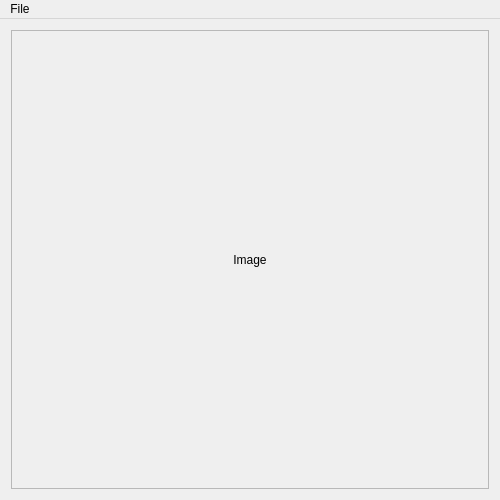
This is mainwindow.ui in ZhurinSergei/Pyramid as Qt 5 draws it before an edit. The edited form follows.
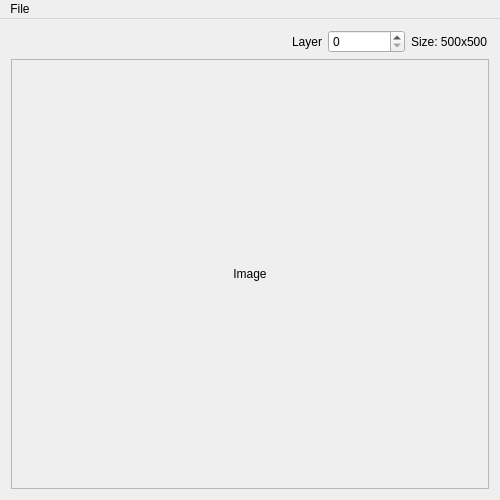
This is the edited form.

Commit message: Wrote a pyramid of images and switching between its layers

What changed in the file:
```diff
--- a/mainwindow.ui
+++ b/mainwindow.ui
@@ -38,8 +38,35 @@
    <string>Pyramid</string>
   </property>
   <widget class="QWidget" name="centralWidget">
-   <layout class="QGridLayout" name="gridLayout">
+   <layout class="QGridLayout" name="gridLayout" columnstretch="4,1,1">
+    <item row="0" column="1">
+     <widget class="QSpinBox" name="spinBox_Layer">
+      <property name="maximum">
+       <number>10</number>
+      </property>
+     </widget>
+    </item>
     <item row="0" column="0">
+     <widget class="QLabel" name="label_Layer">
+      <property name="text">
+       <string>Layer</string>
+      </property>
+      <property name="alignment">
+       <set>Qt::AlignRight|Qt::AlignTrailing|Qt::AlignVCenter</set>
+      </property>
+     </widget>
+    </item>
+    <item row="0" column="2">
+     <widget class="QLabel" name="label_Size">
+      <property name="text">
+       <string>Size: 500x500</string>
+      </property>
+      <property name="alignment">
+       <set>Qt::AlignLeading|Qt::AlignLeft|Qt::AlignVCenter</set>
+      </property>
+     </widget>
+    </item>
+    <item row="1" column="0" colspan="3">
      <widget class="QScrollArea" name="scrollArea">
       <property name="widgetResizable">
        <bool>true</bool>
@@ -50,7 +77,7 @@
          <x>0</x>
          <y>0</y>
          <width>480</width>
-         <height>459</height>
+         <height>433</height>
         </rect>
        </property>
        <layout class="QGridLayout" name="gridLayout_2">
@@ -66,7 +93,7 @@
         <property name="bottomMargin">
          <number>0</number>
         </property>
-        <item row="0" column="0">
+        <item row="2" column="0">
          <widget class="QLabel" name="label_Image">
           <property name="text">
            <string>Image</string>
```
The commit also changes 215 other files.
